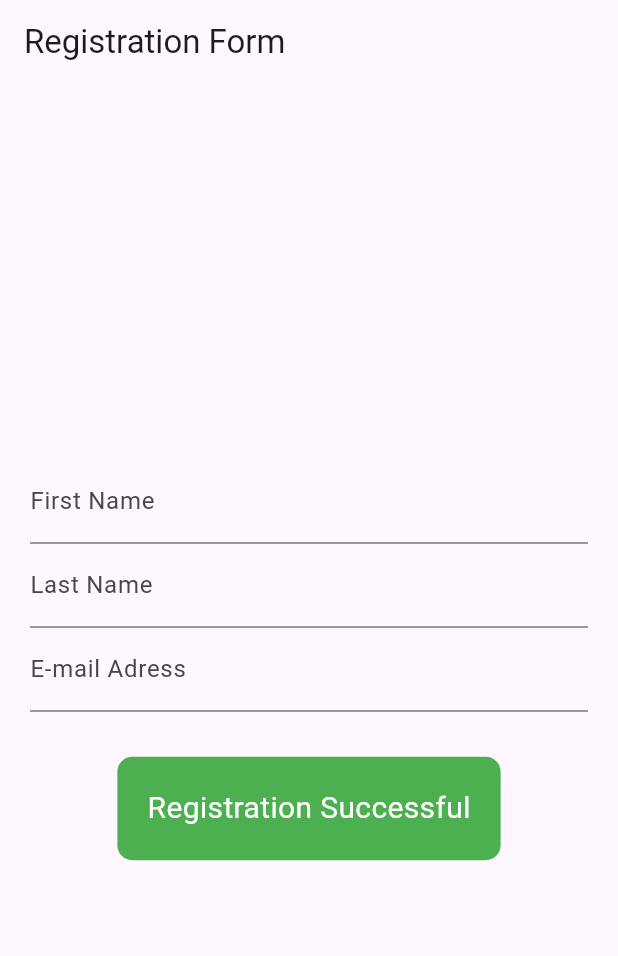
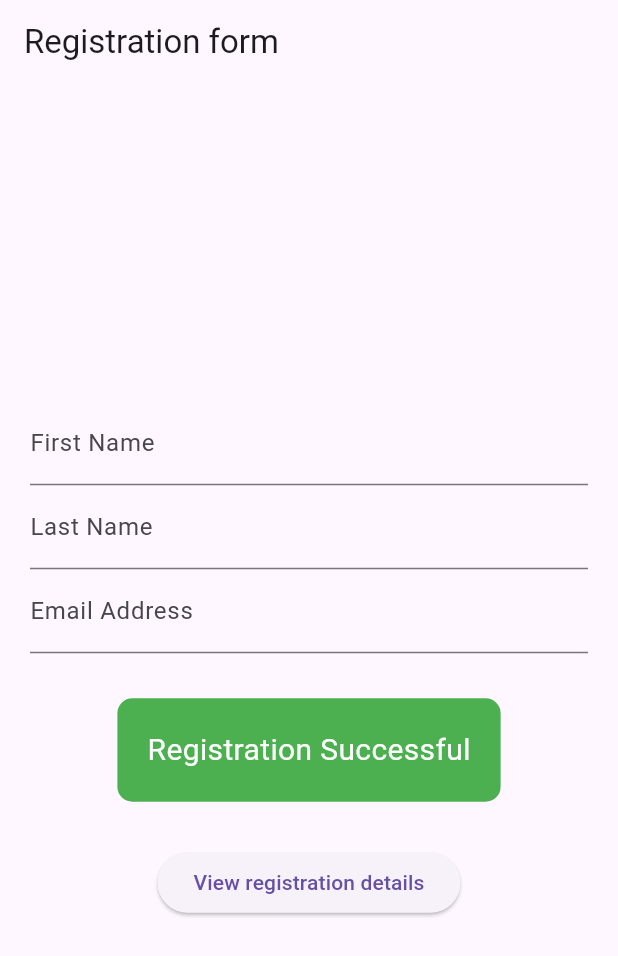
Before and after one commit to Teebarbz-J/registration_form, a Flutter app: the screen it shows after launch, after a tap on "Register Me", on a phone screen of 412 x 824 dp. Shown: the top 956 px of the screen. Run offline on Flutter 3.47's test engine with Material 3 defaults, Android fonts, the phone set to English and light mode, and no system bars.

Commit message:
registration_form

```diff
--- a/lib/Screens/registration_screen.dart
+++ b/lib/Screens/registration_screen.dart
@@ -1,67 +1,103 @@
+
+import 'package:flutter/material.dart';
+import 'package:registration_form/screens/details_screen.dart';
 
 
-import 'package:flutter/material.dart';
+class  RegistrationScreen extends
+StatefulWidget{
+  @override
+_RegistrationScreenState createState() => _RegistrationScreenState();
+}
 
-class  RegistrationScreen extends StatefulWidget{
-  _RegistrationScreenState createState() => _RegistrationScreenState();
-}
-class _RegistrationScreenState extends State<RegistrationScreen>{
-  final TextEditingController firstNameController= TextEditingController();
-  final  TextEditingController lastNameController= TextEditingController();
-  final  TextEditingController emailController= TextEditingController();
-  bool isRegistered=false;
+class _RegistrationScreenState extends
+State<RegistrationScreen> {
+  final TextEditingController firstNameController = TextEditingController( );
+  final TextEditingController lastNameController = TextEditingController( );
+  final TextEditingController emailController = TextEditingController( );
+  bool isRegistered = false;
 
   @override
-Widget build(BuildContext context){
+Widget build (BuildContext context) {
   return Scaffold(
     appBar: AppBar(
-      title: Text("Registration Form"),
+      title:const Text("Registration form"),
     ),
+  body: Padding(padding:const EdgeInsets.all(20),
+  child: Column(
+    mainAxisAlignment: MainAxisAlignment.center,
+    children:<Widget> [
+      TextField(
+controller: firstNameController,
+decoration: const
+InputDecoration(
+  labelText: "First Name"
+),
+      ),
+      TextField(
+controller: lastNameController,
+decoration: const
+InputDecoration(
+  labelText: "Last Name"
+),
+  ),
+      TextField(
+controller: emailController,
+decoration: const
+InputDecoration(
+  labelText: "Email Address"
+),
+ ),
 
-    body:   Padding(padding:const EdgeInsets.all(20),
-    child:  Column(mainAxisAlignment: MainAxisAlignment.
-    center,
-    children: [
-      TextField(controller: firstNameController, decoration:const InputDecoration(labelText: "First Name"),
+    const SizedBox(height: 30,),
+    GestureDetector(
+      onTap: () {
+        setState(() {
+          isRegistered = !isRegistered;
+        });
+      },
+      child: Container(
+padding:const EdgeInsets.all(20),
+decoration: BoxDecoration(
+  color: isRegistered ? Colors.
+  green: Colors.blue,
+  borderRadius: BorderRadius.
+  circular(10),
+),
+child:  Text(
+isRegistered ?
+"Registration Successful" :
+"Register Me",
+style:const TextStyle(
+  color: Colors.white,
+  fontSize: 20,
+),
+),
+      ),
+    ),
+    const SizedBox(height: 30,),
+    if(isRegistered)
+    ElevatedButton(onPressed: (){
+Navigator .push(context,
+MaterialPageRoute(builder: (context) => DetailsScreen(
+  firstname: firstNameController.text,
+  lastname: lastNameController.text,
+  email: emailController.text,
 
-      ),
-      TextField(controller: lastNameController, decoration:const InputDecoration(labelText: "Last Name"),
-
-      ),
-      TextField(controller: emailController, decoration:const InputDecoration(labelText: "E-mail Adress"),
-
-      ),
-     const  SizedBox(height: 30,),
-     GestureDetector(onTap: () {
-       setState(() {
-         isRegistered = ! isRegistered;
-       });
-     },
-     child: Container(padding:const EdgeInsets.all(20),
-     decoration: BoxDecoration(color: isRegistered ? Colors.
-     green: Colors.blue,
-     borderRadius: BorderRadius.circular(10),
+)));
 
 
-     ),
-     child: Text(isRegistered?
-     "Registration Successful":
-"Register Me",
-style: const TextStyle(
-  color: Colors.white,
-  fontSize: 20
-),
-     )
+    },
+
+    child: const Text("View registration details")
+
+    )
 
 
+    ],
 
-     ),
+  )
 
-     )
-    ],
-    )
-    ),
 
-  );
+  ));
 }
 }
```
Also changed, not shown: lib/Screens/details_screen.dart (+37 -0 lines).
